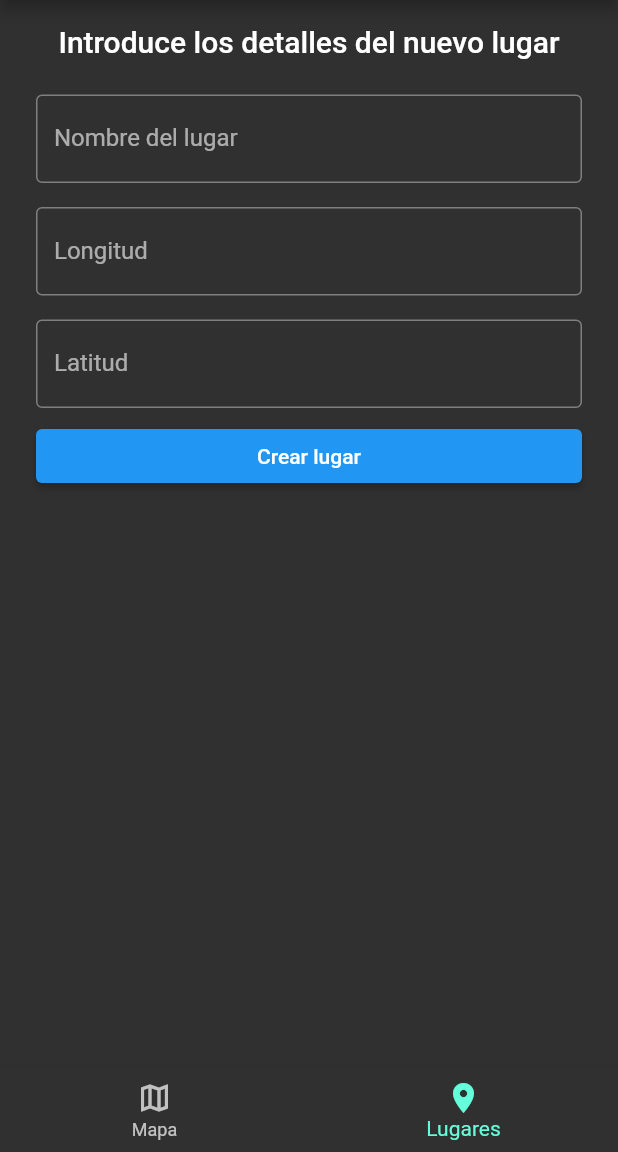
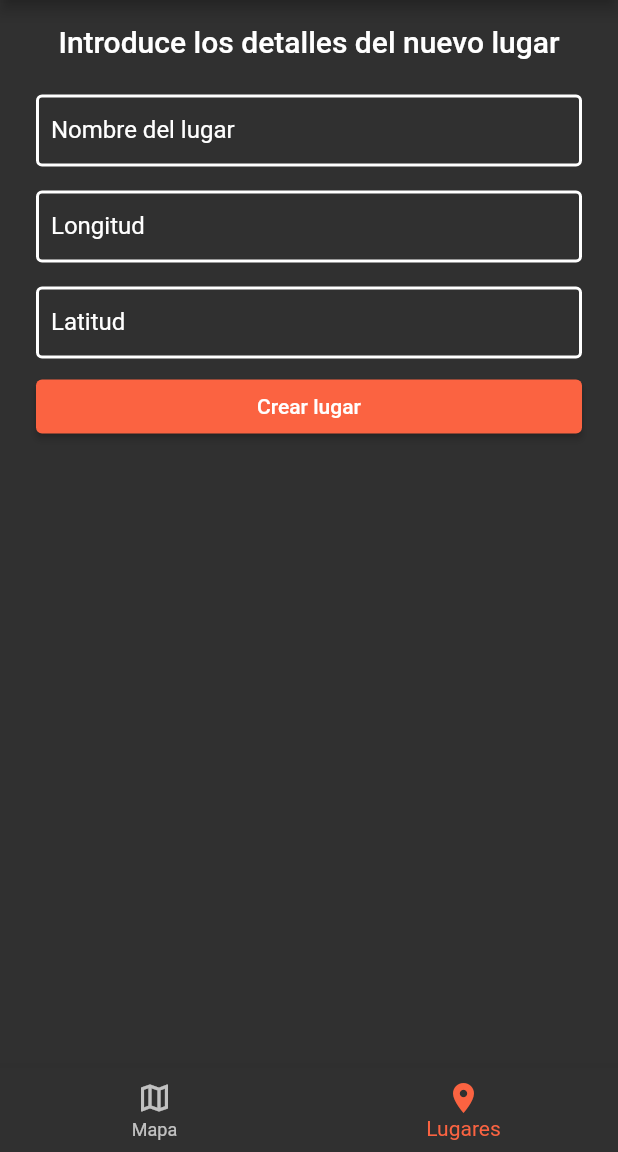
Before and after one commit to migalv/carrot_maps, a Flutter app: the PlacesView screen opened by its route, on a phone screen of 412 x 824 dp, the part 84-1236 px from its top. Run offline on Flutter 3.47's test engine with Material 2 defaults, Android fonts, the phone set to English and light mode, and no system bars; our stand-ins replace auto_route, bloc, cloud_firestore, dartz, firebase_core, flutter_bloc and 5 more; accounts and stored records are empty; generated files the repository leaves out were written again.

Commit message:
Define App Theme and Font Family

```diff
--- a/lib/presentation/home/widgets/places_view.dart
+++ b/lib/presentation/home/widgets/places_view.dart
@@ -1,5 +1,6 @@
 import 'package:carrot_maps/application/places/places_bloc.dart';
 import 'package:carrot_maps/injection.dart';
+import 'package:carrot_maps/presentation/themes/carrot_theme.dart';
 import 'package:flutter/material.dart';
 import 'package:flutter_bloc/flutter_bloc.dart';
 
@@ -95,6 +96,10 @@ class _PlacesViewState extends State<PlacesView> {
                     }
                   },
                   child: const Text("Crear lugar"),
+                  style: ButtonStyle(
+                    backgroundColor:
+                        MaterialStateProperty.all<Color>(accentColor),
+                  ),
                 ),
               ],
             ),
--- a/lib/presentation/my_app.dart
+++ b/lib/presentation/my_app.dart
@@ -1,4 +1,5 @@
 import 'package:carrot_maps/presentation/routes/router.gr.dart';
+import 'package:carrot_maps/presentation/themes/carrot_theme.dart';
 import 'package:flutter/material.dart';
 
 class MyApp extends StatelessWidget {
@@ -7,7 +8,7 @@ class MyApp extends StatelessWidget {
   Widget build(BuildContext context) {
     return MaterialApp.router(
       title: 'Carrot Maps',
-      theme: ThemeData.dark(),
+      theme: carrotTheme,
       routerDelegate: _appRouter.delegate(),
       routeInformationParser: _appRouter.defaultRouteParser(),
     );
--- /dev/null
+++ b/lib/presentation/themes/carrot_theme.dart
@@ -0,0 +1,256 @@
+import 'package:flutter/material.dart';
+
+/// Basic Carrot Theme
+///
+/// Created using Panache app https://itsallwidgets.com/panache
+final ThemeData carrotTheme = ThemeData(
+  primarySwatch: const MaterialColor(4280361249, {
+    50: Color(0xfff2f2f2),
+    100: Color(0xffe6e6e6),
+    200: Color(0xffcccccc),
+    300: Color(0xffb3b3b3),
+    400: Color(0xff999999),
+    500: Color(0xff808080),
+    600: Color(0xff666666),
+    700: Color(0xff4d4d4d),
+    800: Color(0xff333333),
+    900: Color(0xff191919)
+  }),
+  brightness: Brightness.dark,
+  primaryColor: const Color(0xff212121),
+  primaryColorBrightness: Brightness.dark,
+  primaryColorLight: const Color(0xff9e9e9e),
+  primaryColorDark: const Color(0xff000000),
+  accentColor: accentColor,
+  accentColorBrightness: Brightness.light,
+  canvasColor: const Color(0xff303030),
+  scaffoldBackgroundColor: const Color(0xff303030),
+  bottomAppBarColor: const Color(0xff424242),
+  cardColor: const Color(0xff424242),
+  dividerColor: const Color(0x1fffffff),
+  highlightColor: const Color(0x40cccccc),
+  splashColor: const Color(0x40cccccc),
+  selectedRowColor: const Color(0xfff5f5f5),
+  unselectedWidgetColor: const Color(0xb3ffffff),
+  disabledColor: const Color(0x4dffffff),
+  buttonColor: accentColor,
+  toggleableActiveColor: accentColor,
+  secondaryHeaderColor: const Color(0xff616161),
+  backgroundColor: const Color(0xff616161),
+  dialogBackgroundColor: const Color(0xff424242),
+  indicatorColor: accentColor,
+  hintColor: const Color(0x80ffffff),
+  errorColor: const Color(0xffd32f2f),
+  buttonTheme: const ButtonThemeData(
+    padding: EdgeInsets.only(left: 16.0, right: 16.0),
+    shape: RoundedRectangleBorder(
+      borderRadius: BorderRadius.all(Radius.circular(2.0)),
+    ),
+    buttonColor: accentColor,
+    disabledColor: Color(0x4dffffff),
+    highlightColor: Color(0x29ffffff),
+    splashColor: Color(0x1fffffff),
+    colorScheme: ColorScheme(
+      primary: accentColor,
+      primaryVariant: Color(0xff000000),
+      secondary: accentColor,
+      secondaryVariant: accentColor,
+      surface: Color(0xff424242),
+      background: Color(0xff616161),
+      error: Color(0xffd32f2f),
+      onPrimary: Color(0xffffffff),
+      onSecondary: Color(0xff000000),
+      onSurface: Color(0xffffffff),
+      onBackground: Color(0xffffffff),
+      onError: Color(0xff000000),
+      brightness: Brightness.dark,
+    ),
+  ),
+  textSelectionTheme: const TextSelectionThemeData(
+    cursorColor: accentColor,
+  ),
+  textTheme: const TextTheme(
+    caption: TextStyle(
+      color: Color(0xb3ffffff),
+      fontSize: 12.0,
+      fontWeight: FontWeight.w400,
+      fontStyle: FontStyle.normal,
+    ),
+    button: TextStyle(
+      color: Color(0xffffffff),
+      fontSize: 14.0,
+      fontWeight: FontWeight.w500,
+      fontStyle: FontStyle.normal,
+    ),
+    overline: TextStyle(
+      color: Color(0xffffffff),
+      fontSize: 10.0,
+      fontWeight: FontWeight.w400,
+      fontStyle: FontStyle.normal,
+    ),
+  ),
+  primaryTextTheme: const TextTheme(
+    caption: TextStyle(
+      color: Color(0xb3ffffff),
+      fontSize: 12.0,
+      fontWeight: FontWeight.w400,
+      fontStyle: FontStyle.normal,
+    ),
+    button: TextStyle(
+      color: Color(0xffffffff),
+      fontSize: 14.0,
+      fontWeight: FontWeight.w500,
+      fontStyle: FontStyle.normal,
+    ),
+    overline: TextStyle(
+      color: Color(0xffffffff),
+      fontSize: 10.0,
+      fontWeight: FontWeight.w400,
+      fontStyle: FontStyle.normal,
+    ),
+  ),
+  accentTextTheme: const TextTheme(
+    caption: TextStyle(
+      color: Color(0x8a000000),
+      fontSize: 12.0,
+      fontWeight: FontWeight.w400,
+      fontStyle: FontStyle.normal,
+    ),
+    button: TextStyle(
+      color: Color(0xdd000000),
+      fontSize: 14.0,
+      fontWeight: FontWeight.w500,
+      fontStyle: FontStyle.normal,
+    ),
+    overline: TextStyle(
+      color: Color(0xff000000),
+      fontSize: 10.0,
+      fontWeight: FontWeight.w400,
+      fontStyle: FontStyle.normal,
+    ),
+  ),
+  inputDecorationTheme: const InputDecorationTheme(
+    labelStyle: TextStyle(
+      color: Color(0xffffffff),
+      fontSize: 16.0,
+      fontWeight: FontWeight.w400,
+      fontStyle: FontStyle.normal,
+    ),
+    helperStyle: TextStyle(
+      color: Color(0xffffffff),
+      fontSize: 16.0,
+      fontWeight: FontWeight.w400,
+      fontStyle: FontStyle.normal,
+    ),
+    hintStyle: TextStyle(
+      color: Color(0xffffffff),
+      fontSize: 16.0,
+      fontWeight: FontWeight.w400,
+      fontStyle: FontStyle.normal,
+    ),
+    errorStyle: TextStyle(
+      color: Color(0xffd32f2f),
+      fontSize: 16.0,
+      fontWeight: FontWeight.w400,
+      fontStyle: FontStyle.normal,
+    ),
+    contentPadding: EdgeInsets.symmetric(vertical: 12.0, horizontal: 10.0),
+    prefixStyle: TextStyle(
+      color: Color(0xffffffff),
+      fontSize: 16.0,
+      fontWeight: FontWeight.w400,
+      fontStyle: FontStyle.normal,
+    ),
+    suffixStyle: TextStyle(
+      color: Color(0xffffffff),
+      fontSize: 16.0,
+      fontWeight: FontWeight.w400,
+      fontStyle: FontStyle.normal,
+    ),
+    counterStyle: TextStyle(
+      color: Color(0xffffffff),
+      fontSize: 16.0,
+      fontWeight: FontWeight.w400,
+      fontStyle: FontStyle.normal,
+    ),
+    fillColor: Color(0x00000000),
+    errorBorder: OutlineInputBorder(
+      borderSide: BorderSide(
+        color: Color(0xffd32f2f),
+        width: 2.0,
+      ),
+    ),
+    focusedBorder: OutlineInputBorder(
+      borderSide: BorderSide(color: accentColor, width: 2.0),
+    ),
+    focusedErrorBorder: OutlineInputBorder(
+      borderSide: BorderSide(
+        color: Color(0xffd32f2f),
+        width: 2.0,
+      ),
+    ),
+    disabledBorder: OutlineInputBorder(
+      borderSide: BorderSide(
+        color: Colors.grey,
+        width: 2.0,
+      ),
+    ),
+    enabledBorder: OutlineInputBorder(
+      borderSide: BorderSide(color: Colors.white, width: 2.0),
+    ),
+  ),
+  sliderTheme: const SliderThemeData(
+    activeTrackColor: Color(0xff212121),
+    inactiveTrackColor: Color(0x3d212121),
+    disabledActiveTrackColor: Color(0x52000000),
+    disabledInactiveTrackColor: Color(0x1f000000),
+    activeTickMarkColor: Color(0x8a9e9e9e),
+    inactiveTickMarkColor: Color(0x8a212121),
+    disabledActiveTickMarkColor: Color(0x1f9e9e9e),
+    disabledInactiveTickMarkColor: Color(0x1f000000),
+    thumbColor: Color(0xff212121),
+    disabledThumbColor: Color(0x52000000),
+    thumbShape: RoundSliderThumbShape(),
+    overlayColor: Color(0x29212121),
+    valueIndicatorColor: Color(0xff212121),
+    valueIndicatorShape: PaddleSliderValueIndicatorShape(),
+    showValueIndicator: ShowValueIndicator.onlyForDiscrete,
+    valueIndicatorTextStyle: TextStyle(
+      color: Color(0xdd000000),
+      fontSize: 14.0,
+      fontWeight: FontWeight.w400,
+      fontStyle: FontStyle.normal,
+    ),
+  ),
+  tabBarTheme: const TabBarTheme(
+    indicatorSize: TabBarIndicatorSize.tab,
+    labelColor: Color(0xffffffff),
+    unselectedLabelColor: Color(0xb2ffffff),
+  ),
+  chipTheme: const ChipThemeData(
+    backgroundColor: Color(0x1fffffff),
+    brightness: Brightness.dark,
+    deleteIconColor: Color(0xdeffffff),
+    disabledColor: Color(0x0cffffff),
+    labelPadding: EdgeInsets.only(left: 8.0, right: 8.0),
+    labelStyle: TextStyle(
+      color: Color(0xdeffffff),
+      fontSize: 14.0,
+      fontWeight: FontWeight.w400,
+      fontStyle: FontStyle.normal,
+    ),
+    padding: EdgeInsets.only(top: 4.0, bottom: 4.0, left: 4.0, right: 4.0),
+    secondaryLabelStyle: TextStyle(
+      color: Color(0x3dffffff),
+      fontSize: 14.0,
+      fontWeight: FontWeight.w400,
+      fontStyle: FontStyle.normal,
+    ),
+    secondarySelectedColor: Color(0x3d212121),
+    selectedColor: Color(0x3dffffff),
+    shape: StadiumBorder(),
+  ),
+  dialogTheme: const DialogTheme(shape: RoundedRectangleBorder()),
+);
+
+const Color accentColor = Color(0xfffb6341);
```
Also changed, not shown: pubspec.yaml (+8 -27 lines).
